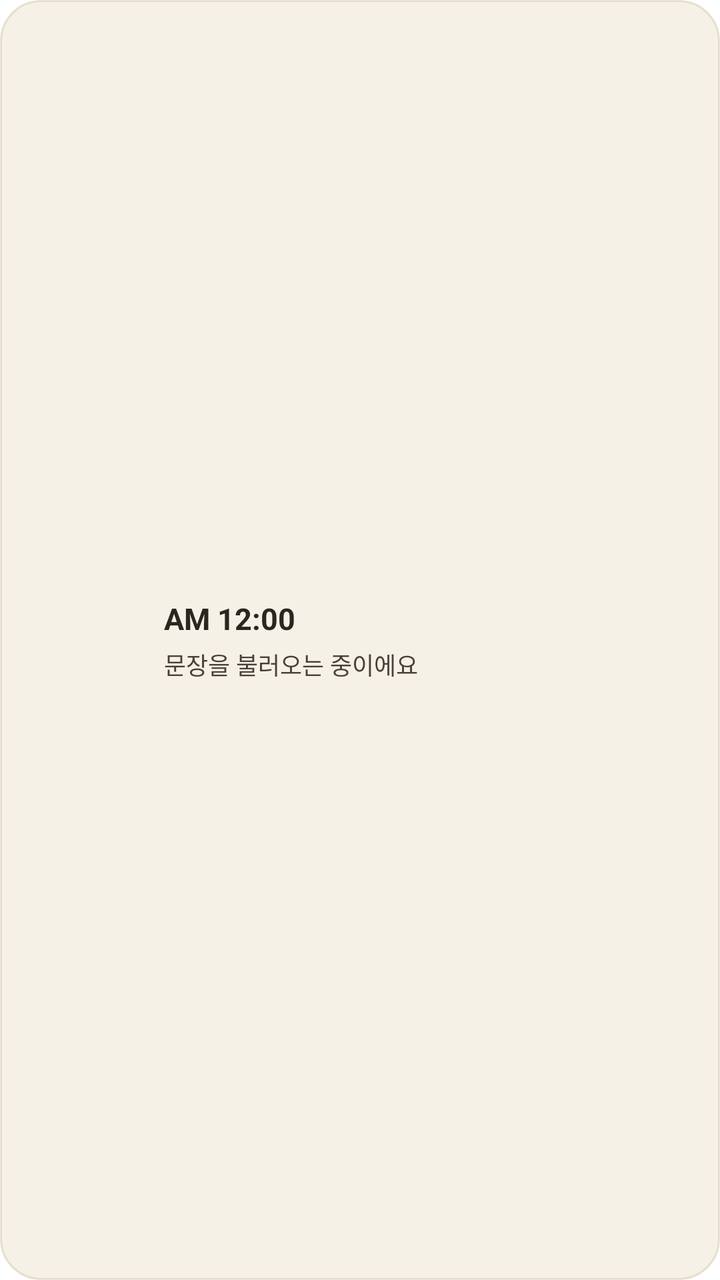
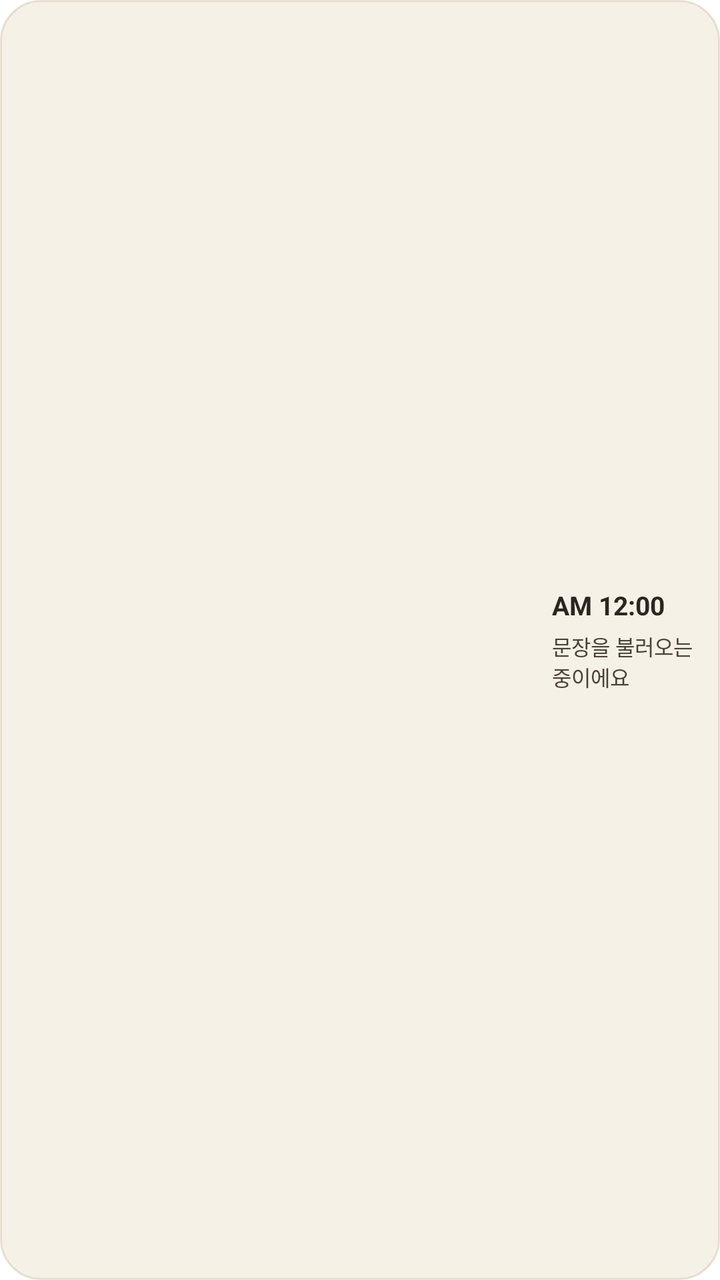

Screens rendered from an Android XML layout before and after an edit, with the pre-edit source and the edit as a unified diff.
<!-- AndroidManifest.xml: fallback theme Theme.MaterialComponents.DayNight.NoActionBar -->
<!-- res/layout/widget_medium.xml -->
<?xml version="1.0" encoding="utf-8"?>
<LinearLayout xmlns:android="http://schemas.android.com/apk/res/android"
    android:id="@+id/widget_root"
    android:layout_width="match_parent"
    android:layout_height="match_parent"
    android:orientation="horizontal"
    android:gravity="center_vertical"
    android:background="@drawable/widget_background"
    android:padding="14dp">

    <ImageView
        android:id="@+id/widget_clock_image"
        android:layout_width="56dp"
        android:layout_height="56dp"
        android:contentDescription="@null" />

    <LinearLayout
        android:layout_width="0dp"
        android:layout_height="wrap_content"
        android:layout_weight="1"
        android:layout_marginStart="12dp"
        android:orientation="vertical">

        <TextClock
            android:id="@+id/widget_clock_text"
            android:layout_width="wrap_content"
            android:layout_height="wrap_content"
            android:format12Hour="a h:mm"
            android:format24Hour="a h:mm"
            android:textSize="15sp"
            android:textStyle="bold"
            android:textColor="#2B2620" />

        <TextView
            android:id="@+id/widget_quote"
            android:layout_width="match_parent"
            android:layout_height="wrap_content"
            android:layout_marginTop="4dp"
            android:text="문장을 불러오는 중이에요"
            android:textSize="12sp"
            android:textColor="#4A4038"
            android:maxLines="2"
            android:ellipsize="end" />

    </LinearLayout>

</LinearLayout>
<!-- resources referenced by this layout -->
<resources>
  <!-- drawable widget_background (drawable) -->
  <?xml version="1.0" encoding="utf-8"?>
  <shape xmlns:android="http://schemas.android.com/apk/res/android">
      <solid android:color="#F6F1E7" />
      <stroke android:width="1dp" android:color="#339C7A4A" />
      <corners android:radius="20dp" />
  </shape>
</resources>

<!-- the commit's change to res/layout/widget_medium.xml (unified diff, before → after) -->
@@ -6,20 +6,23 @@
     android:orientation="horizontal"
     android:gravity="center_vertical"
     android:background="@drawable/widget_background"
-    android:padding="14dp">
+    android:padding="12dp">
 
+    
     <ImageView
         android:id="@+id/widget_clock_image"
-        android:layout_width="56dp"
-        android:layout_height="56dp"
+        android:layout_width="0dp"
+        android:layout_height="match_parent"
+        android:layout_weight="1"
+        android:scaleType="fitCenter"
         android:contentDescription="@null" />
 
     <LinearLayout
-        android:layout_width="0dp"
-        android:layout_height="wrap_content"
-        android:layout_weight="1"
-        android:layout_marginStart="12dp"
-        android:orientation="vertical">
+        android:layout_width="72dp"
+        android:layout_height="match_parent"
+        android:layout_marginStart="10dp"
+        android:orientation="vertical"
+        android:gravity="center_vertical">
 
         <TextClock
             android:id="@+id/widget_clock_text"
@@ -27,7 +30,7 @@
             android:layout_height="wrap_content"
             android:format12Hour="a h:mm"
             android:format24Hour="a h:mm"
-            android:textSize="15sp"
+            android:textSize="13sp"
             android:textStyle="bold"
             android:textColor="#2B2620" />
 
@@ -37,9 +40,9 @@
             android:layout_height="wrap_content"
             android:layout_marginTop="4dp"
             android:text="문장을 불러오는 중이에요"
-            android:textSize="12sp"
+            android:textSize="10.5sp"
             android:textColor="#4A4038"
-            android:maxLines="2"
+            android:maxLines="3"
             android:ellipsize="end" />
 
     </LinearLayout>
